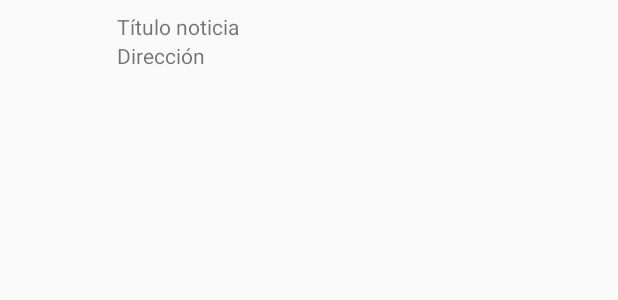
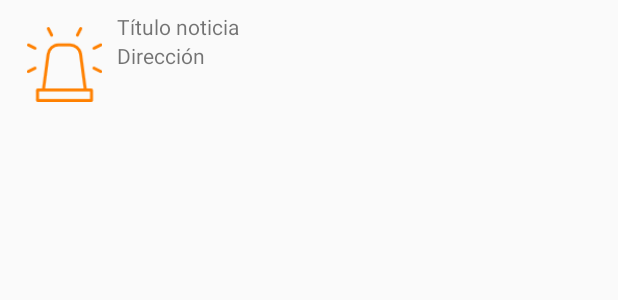
Before and after one commit to Find3r/Android-Mobile-App, an Android app: the layout notificacion_item.xml on its own in the app's theme, with its tools: preview values and no code run, on a phone screen of 412 x 824 dp. Shown: the top 300 px of the screen. Run offline under Robolectric (Android 15) with nearby library versions, the phone set to English and light mode, and no system bars.

Commit message:
Se agrega imagen para notificación

```diff
--- a/app/src/main/res/layout/notificacion_item.xml
+++ b/app/src/main/res/layout/notificacion_item.xml
@@ -8,7 +8,8 @@
         android:id="@+id/imgvNotificacion"
         android:layout_width="50dp"
         android:layout_height="50dp"
-        android:layout_margin="10dp"/>
+        android:layout_margin="10dp"
+        android:src="@drawable/siren"/>
 
     <TextView
         android:id="@+id/txtvNombreUsuarioNotificacion"
```
Also changed, not shown: app/src/main/res/drawable-hdpi/siren.png (added), app/src/main/res/drawable-mdpi/siren.png (added), app/src/main/res/drawable-xhdpi/siren.png (added), app/src/main/res/drawable-xxhdpi/siren.png (added), 1 other file.
